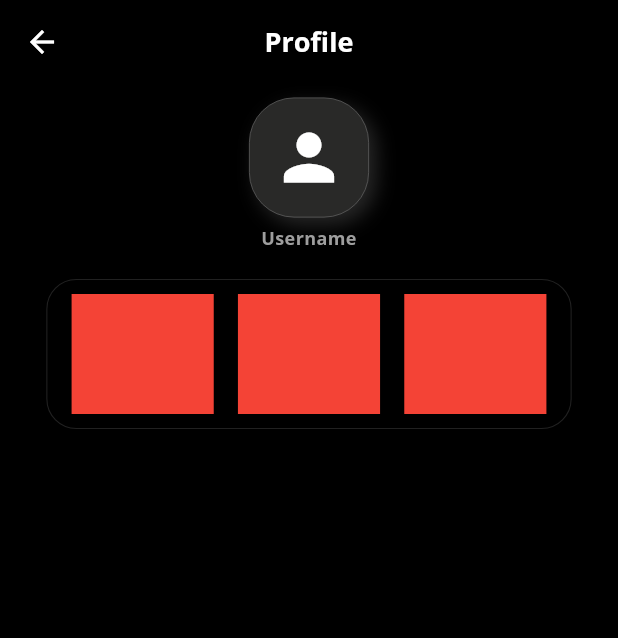
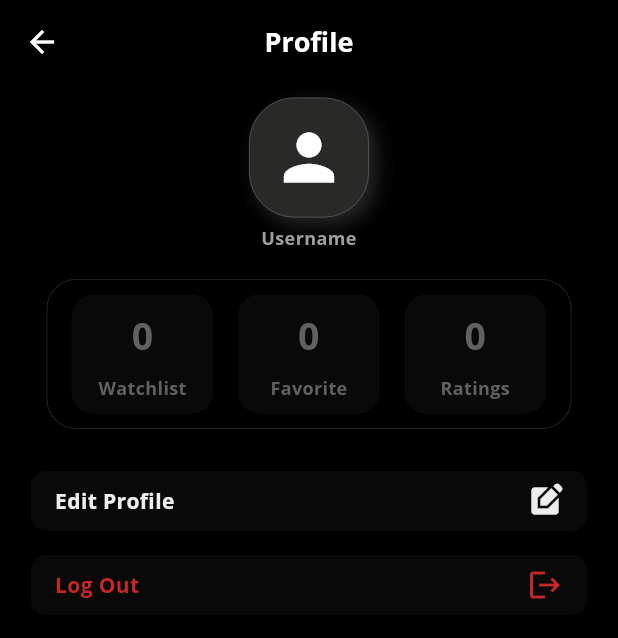
Before and after one commit to jbranabb/AbsoluteCinema, a Flutter app: the ProfilePage screen opened directly, on a phone screen of 412 x 824 dp. Shown: the top 638 px of the screen. Run offline on Flutter 3.47's test engine with Material 3 defaults, Android fonts, the phone set to English and light mode, and no system bars; our stand-ins replace bloc, cached_network_image, carousel_slider, dio, flutter_bloc, flutter_svg and 3 more; accounts and stored records are empty.

Commit message:
feat(ProfilePage) improving style in Profilepage in section UserMenuTap & UserCredentialsContainer

```diff
--- a/lib/pages/screens/profile.dart
+++ b/lib/pages/screens/profile.dart
@@ -10,7 +10,11 @@ class ProfilePage extends StatelessWidget {
     return Scaffold(
       backgroundColor: const Color.fromARGB(255, 0, 0, 0),
       appBar: AppBar(
-        title: MyText(text: 'Profile', fnSize: 18,fnweight: FontWeight.bold,),
+        title: MyText(
+          text: 'Profile',
+          fnSize: 18,
+          fnweight: FontWeight.bold,
+        ),
         centerTitle: true,
       ),
       body: Center(
@@ -24,51 +28,70 @@ class ProfilePage extends StatelessWidget {
                 mainAxisAlignment: MainAxisAlignment.center,
                 crossAxisAlignment: CrossAxisAlignment.center,
                 children: [
-                Container(height: 80, width: 80, decoration: BoxDecoration(
+                  Container(
+                    height: 80,
+                    width: 80,
+                    decoration: BoxDecoration(
                       color: const Color.fromARGB(255, 41, 41, 40),
                       borderRadius: BorderRadius.circular(30),
                       border: BoxBorder.all(
-                    width: 0.5,
-                    color: Colors.grey.shade700
-                  ),
-                  boxShadow:const [
+                          width: 0.5, color: Colors.grey.shade700),
+                      boxShadow: const [
                         BoxShadow(
                             offset: Offset(5, 5),
                             color: Color.fromARGB(80, 122, 122, 122),
-                      blurRadius: 10
+                            blurRadius: 10),
+                      ],
                     ),
-                  ] ,
+                    child: const Icon(
+                      Icons.person,
+                      size: 50,
                     ),
-
-                 child: const Icon(Icons.person,size: 50,), ),
-           const  SizedBox(height: 5,),
-                 MyText(text: 'Username', fnweight: FontWeight.bold, clors: Colors.grey.shade500, fnSize: 12,)
+                  ),
+                  const SizedBox(
+                    height: 5,
+                  ),
+                  MyText(
+                    text: 'Username',
+                    fnweight: FontWeight.bold,
+                    clors: Colors.grey.shade500,
+                    fnSize: 12,
+                  )
                 ],
               ),
             ),
-           const  SizedBox(height: 10,),
+            const SizedBox(
+              height: 10,
+            ),
             // wacthlist | favorite | Ratings
             Container(
-        width:  width * 0.85,
+              width: width * 0.85,
               height: 100,
               decoration: BoxDecoration(
                   // color: Colors.red,
                   borderRadius: BorderRadius.circular(20),
-border: BoxBorder.all(
-  width: 0.7,
-  color: Colors.grey.shade900
-)
-        ),
+                  border:
+                      BoxBorder.all(width: 0.7, color: Colors.grey.shade900)),
               child: Row(
                 mainAxisAlignment: MainAxisAlignment.spaceEvenly,
                 children: [
-            UserCrendialsContainer(),
-            UserCrendialsContainer(),
-            UserCrendialsContainer(),
+                  UserCrendialsContainer(
+                    title: 'Watchlist',
+                  ),
+                  UserCrendialsContainer(
+                    title: 'Favorite',
+                  ),
+                  UserCrendialsContainer(
+                    title: 'Ratings',
+                  ),
                 ],
               ),
-          )
-
+            ),
+            const SizedBox(
+              height: 20,
+            ),
+            UserMenuTap(title: 'Edit Profile', icons: Icons.edit_square,),
+            UserMenuTap(title: 'Log Out', colors: Colors.red.shade800, icons: Icons.logout,),
           ],
         ),
       ),
@@ -76,11 +99,47 @@ border: BoxBorder.all(
   }
 }
 
+class UserMenuTap extends StatelessWidget {
+  UserMenuTap({
+    super.key,
+    required this.title,
+    this.colors,
+    required  this.icons,
+  });
+  String title;
+  IconData? icons;
+  Color? colors;
+
+
+  @override
+  Widget build(BuildContext context) {
+    var width =  MediaQuery.of(context).size.width;
+    return Padding(
+      padding: const EdgeInsets.all(8.0),
+      child: Container(
+        height: 40,
+        width: width * 0.90,
+        decoration: BoxDecoration(
+            color: const Color.fromARGB(255, 22, 22, 22).withOpacity(0.4),
+            borderRadius: BorderRadius.circular(10)),
+        child: Padding(
+          padding: const EdgeInsets.symmetric(horizontal: 16.0),
+          child: Row(
+            mainAxisAlignment: MainAxisAlignment.spaceBetween,
+            children: [
+              MyText(text: title,fnweight: FontWeight.bold,clors: colors != null ? colors : Colors.grey.shade200, ),
+              Icon(icons, color: colors != null ? colors : Colors.grey.shade200,)
+            ],
+          ),
+        ),
+      ),
+    );
+  }
+}
+
 class UserCrendialsContainer extends StatelessWidget {
-  const UserCrendialsContainer({
-    super.key,
-  });
-
+  UserCrendialsContainer({super.key, required this.title});
+  String title;
 
   @override
   Widget build(BuildContext context) {
@@ -88,7 +147,26 @@ class UserCrendialsContainer extends StatelessWidget {
     return Container(
       height: 80,
       width: width * 0.23,
-      color: Colors.red,
+      decoration: BoxDecoration(
+          color: const Color.fromARGB(255, 22, 22, 22).withOpacity(0.4),
+          borderRadius: BorderRadius.circular(15)),
+      child: Column(
+        mainAxisAlignment: MainAxisAlignment.spaceEvenly,
+        children: [
+          MyText(
+            text: '0',
+            fnSize: 25,
+            fnweight: FontWeight.bold,
+            clors: Colors.grey.shade700,
+          ),
+          MyText(
+            text: title,
+            fnSize: 12,
+            fnweight: FontWeight.bold,
+            clors: Colors.grey.shade700,
+          ),
+        ],
+      ),
     );
   }
 }
```
Lines whose indentation alone changed are shown as unchanged.
